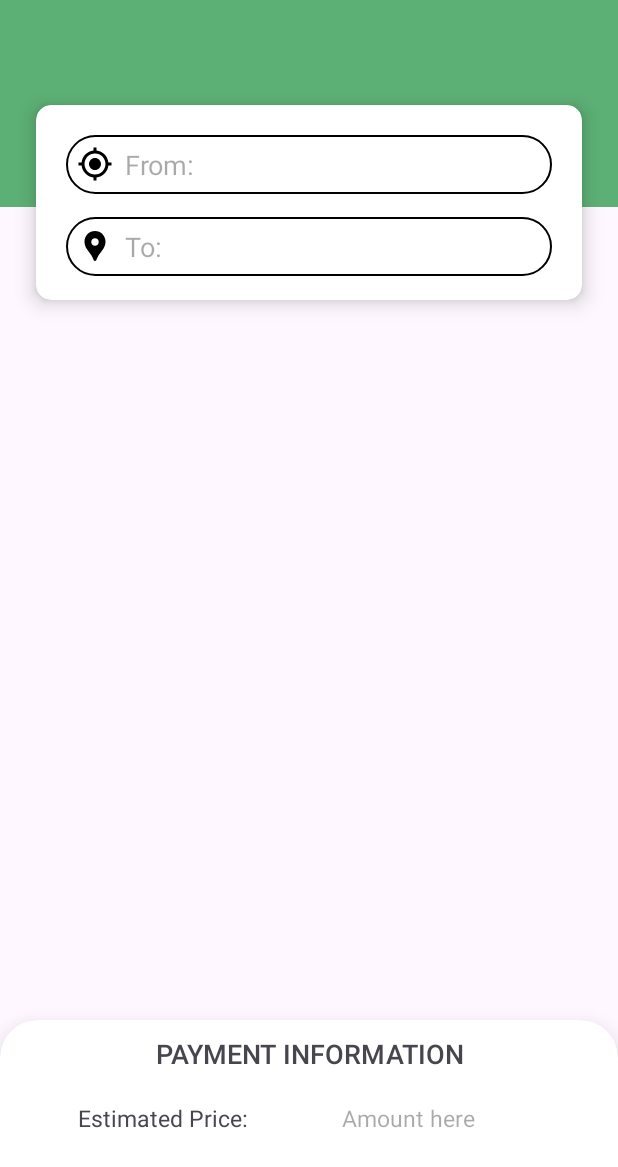
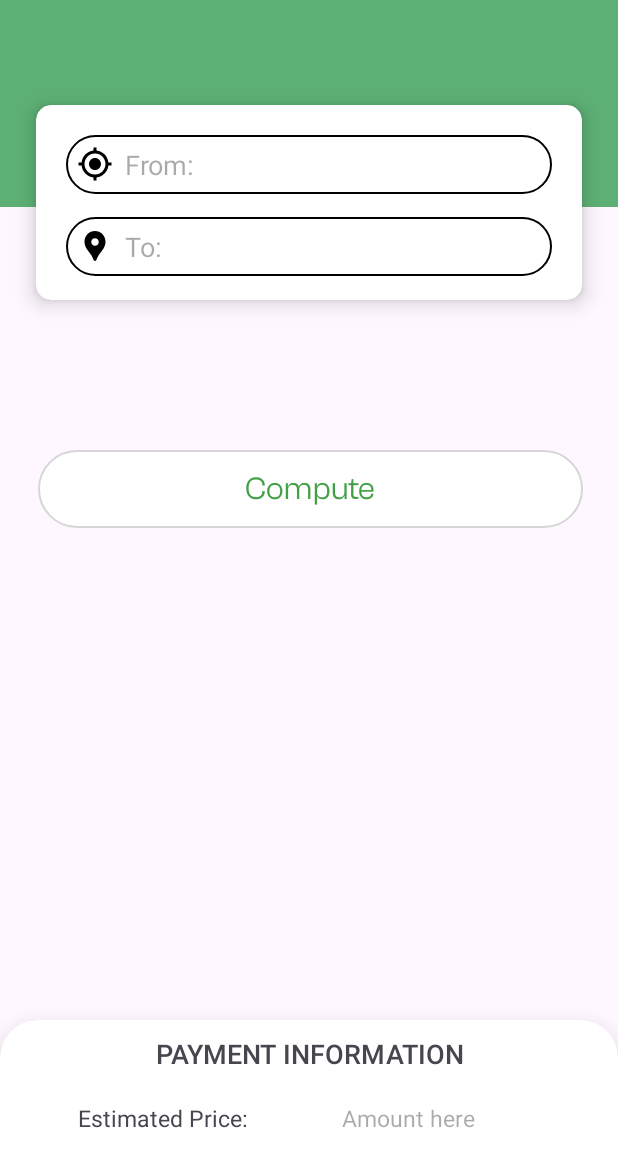
Before and after one commit to bnetpineda/Tryksave, an Android app: the fragment FabSearchFragment shown on its own in the app's theme, on a phone screen of 412 x 824 dp. Shown: the top 1167 px of the screen. Run offline under Robolectric (Android 15) with nearby library versions, the phone set to English and light mode, and no system bars.

Commit message:
UPDATED(3)!

```diff
--- a/app/src/main/res/drawable/importantbuttonwhite.xml
+++ b/app/src/main/res/drawable/importantbuttonwhite.xml
@@ -2,4 +2,6 @@
     android:shape="rectangle">
     <corners android:radius="150dp"/>
     <solid android:color="@color/white" />
+    <stroke android:width="1dp"
+        android:color="@color/quantum_googgreen"/>
 </shape>
--- a/app/src/main/res/layout/fragment_fab_search.xml
+++ b/app/src/main/res/layout/fragment_fab_search.xml
@@ -79,7 +79,8 @@
             android:orientation="vertical">
 
             <EditText
-                android:id="@+id/current_loc"
+                android:id="@+id/end_autocomplete_fragment"
+                android:name="com.google.android.libraries.places.widget.AutocompleteSupportFragment"
                 android:layout_width="match_parent"
                 android:layout_height="wrap_content"
                 android:layout_marginLeft="20dp"
@@ -94,7 +95,8 @@
                 android:padding="7dp" />
 
             <EditText
-                android:id="@+id/destination"
+                android:id="@+id/start_autocomplete_fragment"
+                android:name="com.google.android.libraries.places.widget.AutocompleteSupportFragment"
                 android:layout_width="match_parent"
                 android:layout_height="wrap_content"
                 android:layout_marginLeft="20dp"
@@ -109,4 +111,27 @@
                 android:padding="7dp"/>
         </LinearLayout>
     </androidx.cardview.widget.CardView>
+
+    <Button
+        android:id="@+id/estimation_button"
+        android:layout_width="363dp"
+        android:layout_height="52dp"
+        android:layout_marginStart="25dp"
+        android:layout_marginTop="300dp"
+        android:background="@drawable/importantbuttonwhite"
+        android:fontFamily="@font/clashgroteskregular"
+        android:text="Compute"
+        android:textColor="#43A047"
+        android:textSize="21sp"
+        app:backgroundTint="@null" />
+
+    <TextView
+        android:id="@+id/estimation_text_view"
+        android:layout_width="393dp"
+        android:layout_height="wrap_content"
+        android:layout_marginTop="380dp"
+        android:paddingTop="16dp"
+        android:text=""
+        />
+
 </FrameLayout>
```
Also changed, not shown: app/src/main/res/layout/fragment_app.xml (+78 -34 lines), app/src/main/res/layout/fragment_records.xml (line endings or trailing spaces).
